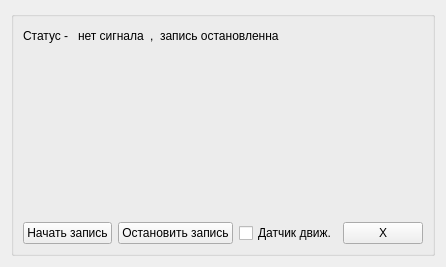
temq09/GrabVideoFromIpCam, file videostreamview.ui: the form before one commit.
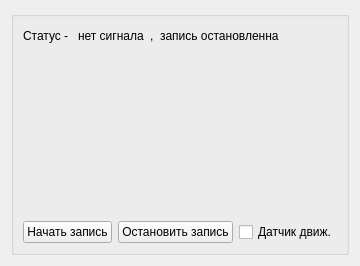
The form after the commit.

Diff of the .ui file:
```diff
--- a/videostreamview.ui
+++ b/videostreamview.ui
@@ -6,8 +6,8 @@
    <rect>
     <x>0</x>
     <y>0</y>
-    <width>416</width>
-    <height>267</height>
+    <width>335</width>
+    <height>266</height>
    </rect>
   </property>
   <property name="sizePolicy">
@@ -155,13 +155,6 @@
           </property>
          </widget>
         </item>
-        <item>
-         <widget class="QPushButton" name="pb_X">
-          <property name="text">
-           <string>X</string>
-          </property>
-         </widget>
-        </item>
        </layout>
       </item>
      </layout>
```
Left out of the diff: 2 changed lines with no effect on the pictures.
